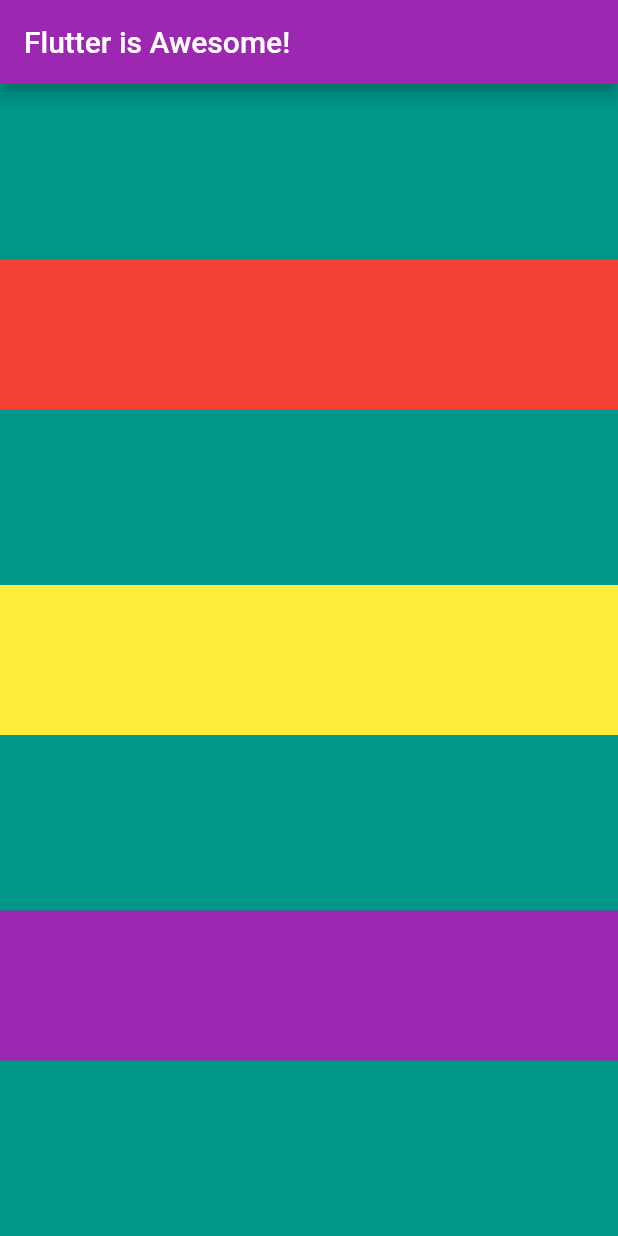
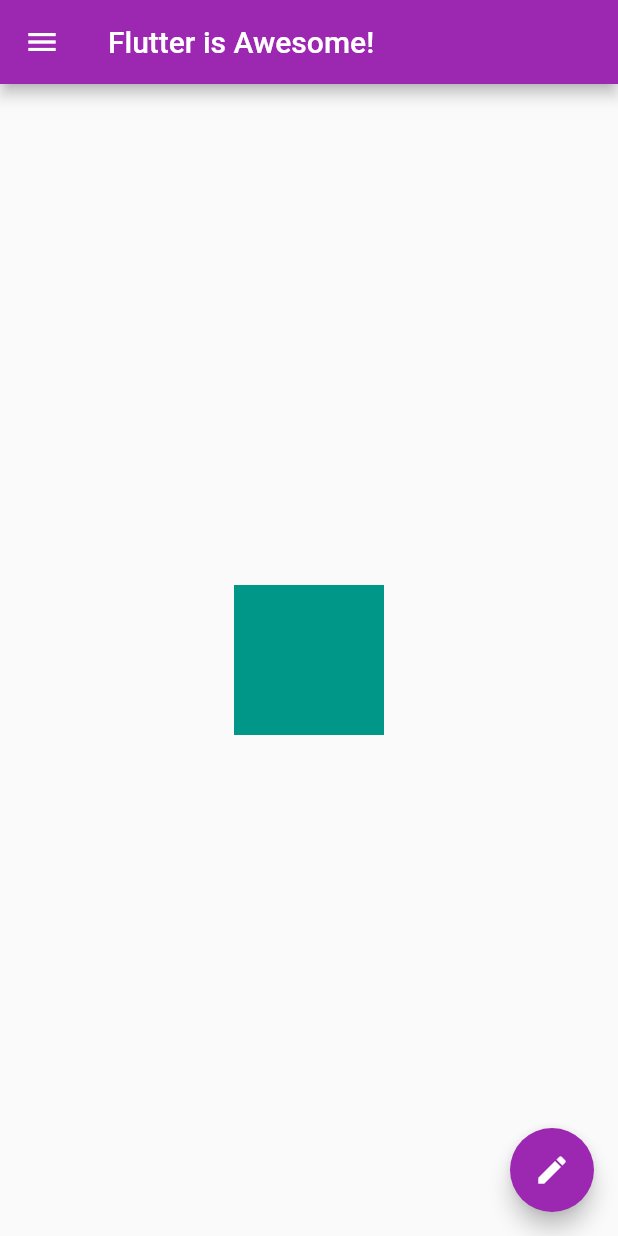
Before and after one commit to henryboisdequin/Learning-Flutter, a Flutter app: the screen it shows after launch, on a phone screen of 412 x 824 dp. Run offline on Flutter 3.47's test engine with Material 2 defaults, Android fonts, the phone set to English and light mode, and no system bars.

Commit message:
listview, users, avatar, images, listtiles, icons

```diff
--- a/lib/main.dart
+++ b/lib/main.dart
@@ -17,37 +17,48 @@ class HomePage extends StatelessWidget {
       appBar: AppBar(
         title: Text("Flutter is Awesome!"),
       ),
-      body: Container(
-        color: Colors.teal,
-        alignment: Alignment.center,
-        child: Column(
-            mainAxisAlignment: MainAxisAlignment.spaceEvenly,
-            crossAxisAlignment: CrossAxisAlignment.stretch,
-            children: <Widget>[
-            Container(
-            padding: const EdgeInsets.all(8),
-            width: 100,
-            height: 100,
-            alignment: Alignment.center,
-            color: Colors.red,
-          ),
-          Container(
-            padding: const EdgeInsets.all(8),
-            width: 100,
-            height: 100,
-            alignment: Alignment.center,
-            color: Colors.yellow,
-          ),
-          Container(
-            padding: const EdgeInsets.all(8),
-            width: 100,
-            height: 100,
-            alignment: Alignment.center,
-            color: Colors.purple,
-          ),
+      body: Center(
+        child: Container(
+          color: Colors.teal,
+          height: 100,
+          width: 100,
+        ),
+      ),
+      drawer: Drawer(
+        child: ListView(
+          padding: const EdgeInsets.all(0),
+          children: <Widget>[
+            UserAccountsDrawerHeader(
+            accountName: Text("Boisdequin Family"),
+            accountEmail: Text("boisdequin@boisdequin.com"),
+            currentAccountPicture: CircleAvatar(
+              backgroundImage: NetworkImage(
+                "https://images.unsplash.com/photo-1560090995-01632a28895b?ixlib=rb-1.2.1&ixid=eyJhcHBfaWQiOjEyMDd9&auto=format&fit=crop&w=1949&q=80"
+              ),
+            )
+            ),
+            ListTile(
+              leading: Icon(Icons.person),
+              title: Text("Henry Boisdequin"),
+              subtitle: Text("Learning Flutter"),
+              trailing: Icon(Icons.event_available),
+              onTap: () {},
+            ),
+            ListTile(
+              leading: Icon(Icons.person),
+              title: Text("Oscar Boisdequin"),
+              subtitle: Text("Playing FIFA"),
+              trailing: Icon(Icons.event_busy),
+              onTap: () {},
+            ),
           ],
         ),
       ),
+      floatingActionButton: FloatingActionButton(
+        onPressed: () {}, // empty function in dart
+        child: Icon(Icons.edit),
+        ),
+        floatingActionButtonLocation: FloatingActionButtonLocation.endFloat,
     );
   }
 }
```
